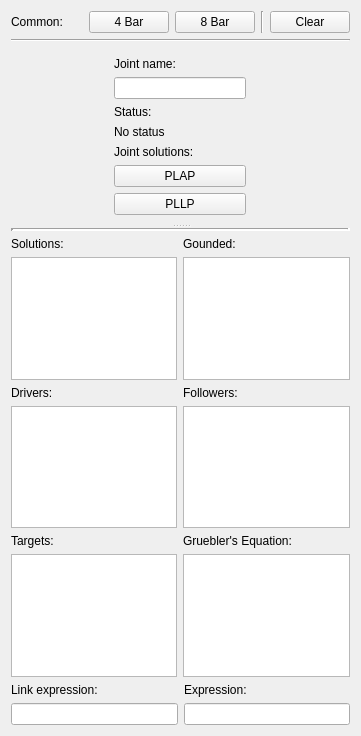
Qt form core/synthesis/Collections/TriangularIteration.ui (KmolYuan/Pyslvs-UI) before a commit.
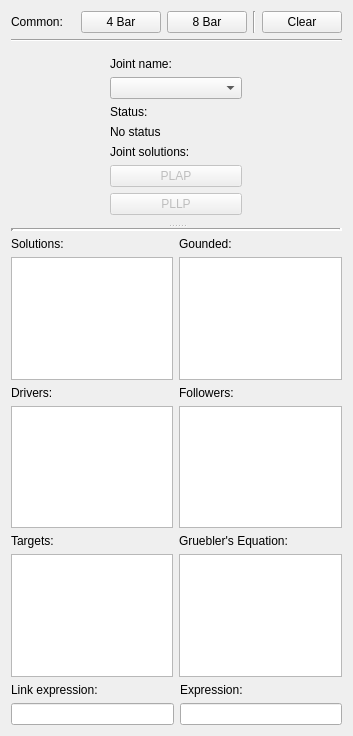
The same form after that commit. Icons and pictures are not drawn.

Commit message: Triangular grounded function.

```diff
--- a/core/synthesis/Collections/TriangularIteration.ui
+++ b/core/synthesis/Collections/TriangularIteration.ui
@@ -6,7 +6,7 @@
    <rect>
     <x>0</x>
     <y>0</y>
-    <width>361</width>
+    <width>353</width>
     <height>736</height>
    </rect>
   </property>
@@ -101,11 +101,7 @@
            </widget>
           </item>
           <item>
-           <widget class="QLineEdit" name="joint_name">
-            <property name="readOnly">
-             <bool>true</bool>
-            </property>
-           </widget>
+           <widget class="QComboBox" name="joint_name"/>
           </item>
           <item>
            <widget class="QLabel" name="status_label">
@@ -130,6 +126,9 @@
           </item>
           <item>
            <widget class="QPushButton" name="PLAP_solution">
+            <property name="enabled">
+             <bool>false</bool>
+            </property>
             <property name="text">
              <string>PLAP</string>
             </property>
@@ -137,6 +136,9 @@
           </item>
           <item>
            <widget class="QPushButton" name="PLLP_solution">
+            <property name="enabled">
+             <bool>false</bool>
+            </property>
             <property name="text">
              <string>PLLP</string>
             </property>
@@ -198,7 +200,7 @@
             </widget>
            </item>
            <item>
-            <widget class="QListView" name="grounded_list"/>
+            <widget class="QListWidget" name="grounded_list"/>
            </item>
           </layout>
          </item>
```
The commit also changes 5 other files.
